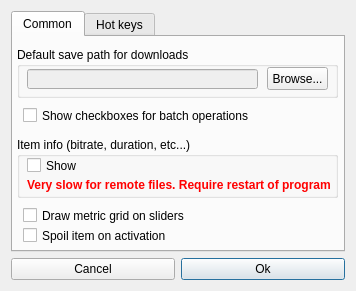
The window that dialogs/settings_dialog.ui (jeyboy/palyo2) describes before a commit, drawn with Qt 5.
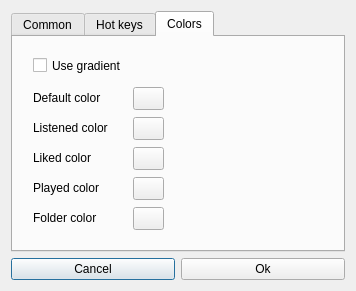
The same window after the commit.

Commit message: add item color change

```diff
--- a/dialogs/settings_dialog.ui
+++ b/dialogs/settings_dialog.ui
@@ -20,13 +20,6 @@
    <string>Dialog</string>
   </property>
   <layout class="QGridLayout" name="gridLayout">
-   <item row="1" column="1">
-    <widget class="QPushButton" name="acceptButton">
-     <property name="text">
-      <string>Ok</string>
-     </property>
-    </widget>
-   </item>
    <item row="1" column="0">
     <widget class="QPushButton" name="cancelButton">
      <property name="text">
@@ -34,13 +27,20 @@
      </property>
     </widget>
    </item>
+   <item row="1" column="1">
+    <widget class="QPushButton" name="acceptButton">
+     <property name="text">
+      <string>Ok</string>
+     </property>
+    </widget>
+   </item>
    <item row="0" column="0" colspan="2">
     <widget class="QTabWidget" name="settingsTabs">
      <property name="tabPosition">
       <enum>QTabWidget::North</enum>
      </property>
      <property name="currentIndex">
-      <number>0</number>
+      <number>2</number>
      </property>
      <widget class="QWidget" name="common_tab">
       <attribute name="title">
@@ -191,6 +191,154 @@
        </property>
       </widget>
      </widget>
+     <widget class="QWidget" name="colors_tab">
+      <attribute name="title">
+       <string>Colors</string>
+      </attribute>
+      <widget class="QPushButton" name="defaultColorButton">
+       <property name="geometry">
+        <rect>
+         <x>120</x>
+         <y>50</y>
+         <width>31</width>
+         <height>23</height>
+        </rect>
+       </property>
+       <property name="text">
+        <string/>
+       </property>
+      </widget>
+      <widget class="QLabel" name="label_2">
+       <property name="geometry">
+        <rect>
+         <x>20</x>
+         <y>50</y>
+         <width>91</width>
+         <height>21</height>
+        </rect>
+       </property>
+       <property name="text">
+        <string>Default color</string>
+       </property>
+      </widget>
+      <widget class="QLabel" name="label_3">
+       <property name="geometry">
+        <rect>
+         <x>20</x>
+         <y>80</y>
+         <width>91</width>
+         <height>21</height>
+        </rect>
+       </property>
+       <property name="text">
+        <string>Listened color</string>
+       </property>
+      </widget>
+      <widget class="QPushButton" name="listenedColorButton">
+       <property name="geometry">
+        <rect>
+         <x>120</x>
+         <y>80</y>
+         <width>31</width>
+         <height>23</height>
+        </rect>
+       </property>
+       <property name="text">
+        <string/>
+       </property>
+      </widget>
+      <widget class="QLabel" name="label_4">
+       <property name="geometry">
+        <rect>
+         <x>20</x>
+         <y>110</y>
+         <width>91</width>
+         <height>21</height>
+        </rect>
+       </property>
+       <property name="text">
+        <string>Liked color</string>
+       </property>
+      </widget>
+      <widget class="QPushButton" name="likedColorButton">
+       <property name="geometry">
+        <rect>
+         <x>120</x>
+         <y>110</y>
+         <width>31</width>
+         <height>23</height>
+        </rect>
+       </property>
+       <property name="text">
+        <string/>
+       </property>
+      </widget>
+      <widget class="QLabel" name="label_5">
+       <property name="geometry">
+        <rect>
+         <x>20</x>
+         <y>140</y>
+         <width>91</width>
+         <height>21</height>
+        </rect>
+       </property>
+       <property name="text">
+        <string>Played color</string>
+       </property>
+      </widget>
+      <widget class="QPushButton" name="playedColorButton">
+       <property name="geometry">
+        <rect>
+         <x>120</x>
+         <y>140</y>
+         <width>31</width>
+         <height>23</height>
+        </rect>
+       </property>
+       <property name="text">
+        <string/>
+       </property>
+      </widget>
+      <widget class="QLabel" name="label_6">
+       <property name="geometry">
+        <rect>
+         <x>20</x>
+         <y>170</y>
+         <width>91</width>
+         <height>21</height>
+        </rect>
+       </property>
+       <property name="text">
+        <string>Folder color</string>
+       </property>
+      </widget>
+      <widget class="QPushButton" name="folderColorButton">
+       <property name="geometry">
+        <rect>
+         <x>120</x>
+         <y>170</y>
+         <width>31</width>
+         <height>23</height>
+        </rect>
+       </property>
+       <property name="text">
+        <string/>
+       </property>
+      </widget>
+      <widget class="QCheckBox" name="useGradientCheck">
+       <property name="geometry">
+        <rect>
+         <x>20</x>
+         <y>20</y>
+         <width>131</width>
+         <height>17</height>
+        </rect>
+       </property>
+       <property name="text">
+        <string>Use gradient</string>
+       </property>
+      </widget>
+     </widget>
     </widget>
    </item>
   </layout>
```
The commit also changes 6 other files.
